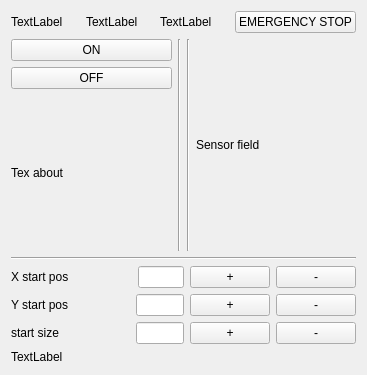
The window that widgetservice.ui (kasarkonic/sauka) describes before a commit, drawn with Qt 5.
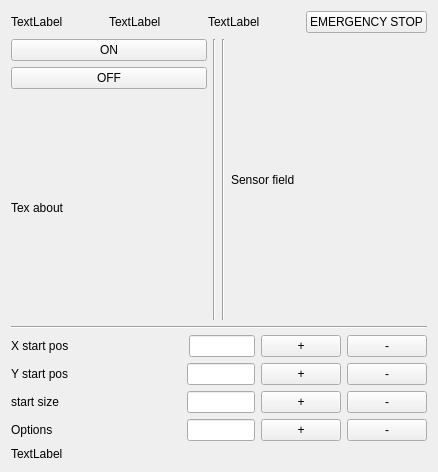
The same window after the commit.

```diff
--- a/widgetservice.ui
+++ b/widgetservice.ui
@@ -6,8 +6,8 @@
    <rect>
     <x>0</x>
     <y>0</y>
-    <width>367</width>
-    <height>375</height>
+    <width>438</width>
+    <height>472</height>
    </rect>
   </property>
   <property name="windowTitle">
@@ -240,6 +240,34 @@
        </item>
       </layout>
      </item>
+     <item>
+      <layout class="QHBoxLayout" name="horizontalLayout_3" stretch="5,2,2,2">
+       <item>
+        <widget class="QLabel" name="label_7">
+         <property name="text">
+          <string>Options</string>
+         </property>
+        </widget>
+       </item>
+       <item>
+        <widget class="QLineEdit" name="lineEdit_options"/>
+       </item>
+       <item>
+        <widget class="QPushButton" name="pushButton_OptionsPlus">
+         <property name="text">
+          <string>+</string>
+         </property>
+        </widget>
+       </item>
+       <item>
+        <widget class="QPushButton" name="pushButton_OptionsMinus">
+         <property name="text">
+          <string>-</string>
+         </property>
+        </widget>
+       </item>
+      </layout>
+     </item>
      <item>
       <layout class="QHBoxLayout" name="horizontalLayout_8">
        <item>
```
